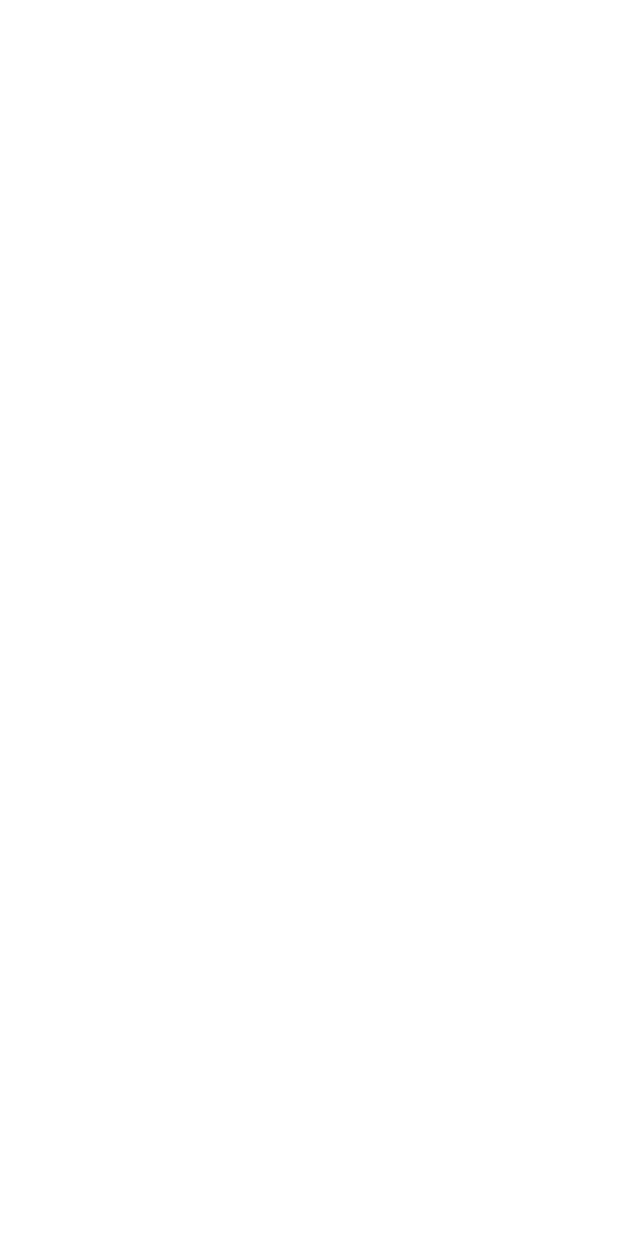
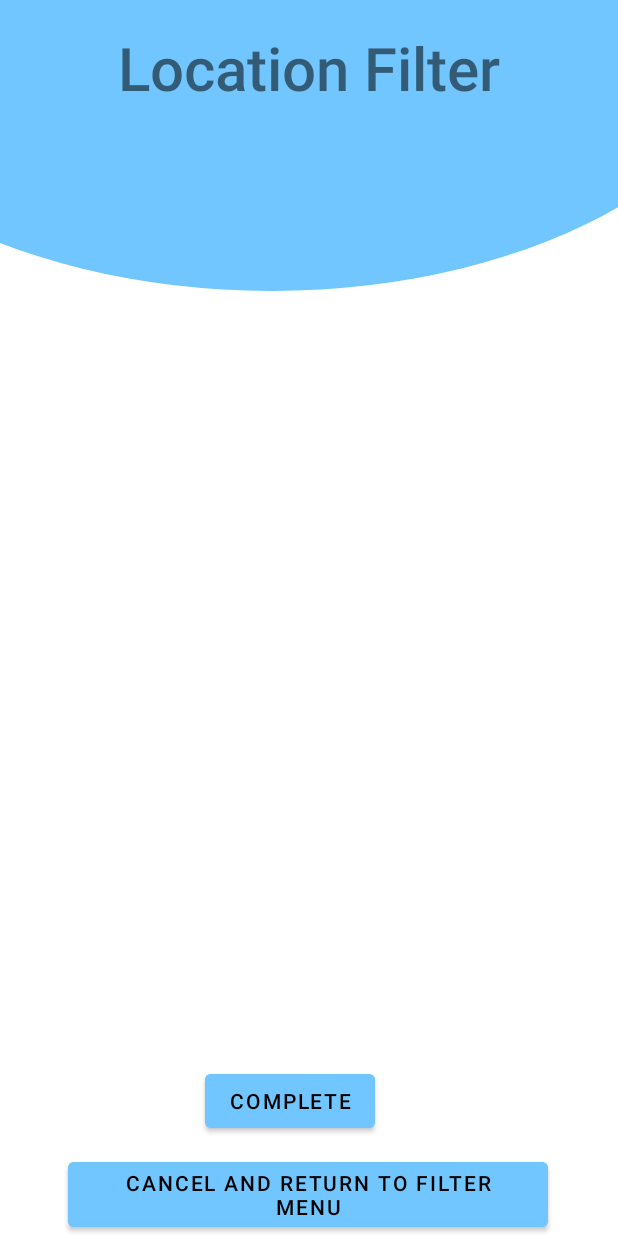
Before and after one commit to 0xAlon/GetJob, an Android app: the Location screen opened directly, with no data from a screen before it, on a phone screen of 412 x 824 dp. Before the commit the screen is empty. Run offline under Robolectric (Android 15) with nearby library versions, the phone set to English and light mode, and no system bars.

Commit message:
design filter activity

```diff
--- a/app/src/main/java/com/team3/getjob/Location.java
+++ b/app/src/main/java/com/team3/getjob/Location.java
@@ -2,7 +2,10 @@ package com.team3.getjob;
 
 import androidx.appcompat.app.AppCompatActivity;
 
+import android.content.Intent;
 import android.os.Bundle;
+import android.view.View;
+import android.widget.Button;
 
 public class Location extends AppCompatActivity {
 
@@ -10,5 +13,13 @@ public class Location extends AppCompatActivity {
     protected void onCreate(Bundle savedInstanceState) {
         super.onCreate(savedInstanceState);
         setContentView(R.layout.activity_location);
+        Button button = (Button) findViewById(R.id.button2);
+        button.setOnClickListener(new View.OnClickListener() {
+            @Override
+            public void onClick(View v) {
+                Intent intent = new Intent(Location.this, Filter.class);
+                startActivity(intent);
+            }
+        });
     }
 }
--- a/app/src/main/res/layout/activity_location.xml
+++ b/app/src/main/res/layout/activity_location.xml
@@ -4,6 +4,51 @@
     xmlns:tools="http://schemas.android.com/tools"
     android:layout_width="match_parent"
     android:layout_height="match_parent"
+    android:background="@drawable/background"
     tools:context=".Location">
 
+    <TextView
+        android:id="@+id/textView"
+        android:layout_width="331dp"
+        android:layout_height="56dp"
+        android:fontFamily="sans-serif-medium"
+        android:gravity="center"
+
+        android:text="@string/location_filter"
+        android:textSize="40sp"
+        app:layout_constraintBottom_toBottomOf="parent"
+        app:layout_constraintEnd_toEndOf="parent"
+        app:layout_constraintStart_toStartOf="parent"
+        app:layout_constraintTop_toTopOf="parent"
+        app:layout_constraintVertical_bias="0.023" />
+
+    <Button
+        android:id="@+id/button"
+        android:layout_width="wrap_content"
+        android:layout_height="wrap_content"
+        android:backgroundTint="#71C6FF"
+        android:text="@string/complete"
+        android:textColor="@color/black"
+        app:layout_constraintBottom_toBottomOf="parent"
+        app:layout_constraintEnd_toEndOf="parent"
+        app:layout_constraintHorizontal_bias="0.457"
+        app:layout_constraintStart_toStartOf="parent"
+        app:layout_constraintTop_toTopOf="parent"
+        app:layout_constraintVertical_bias="0.915" />
+
+    <Button
+        android:id="@+id/button2"
+        android:layout_width="wrap_content"
+        android:layout_height="wrap_content"
+        android:backgroundTint="#71C6FF"
+        android:text="@string/cancel_and_return_to_filter_menu"
+        android:textColor="@color/black"
+        app:layout_constraintBottom_toBottomOf="parent"
+        app:layout_constraintEnd_toEndOf="parent"
+        app:layout_constraintHorizontal_bias="0.494"
+        app:layout_constraintStart_toStartOf="parent"
+        app:layout_constraintTop_toTopOf="parent"
+        app:layout_constraintVertical_bias="1.0" />
+
+
 </androidx.constraintlayout.widget.ConstraintLayout>
--- a/app/src/main/res/values/strings.xml
+++ b/app/src/main/res/values/strings.xml
@@ -5,5 +5,7 @@
     <string name="Payment">Switch</string>
     <string name="payment">Payment</string>
     <string name="languages">Languages</string>
+    <string name="location_filter">Location Filter</string>
+    <string name="cancel_and_return_to_filter_menu">cancel and return to filter menu</string>
 
 </resources>
```
Also changed, not shown: 14 other files.
